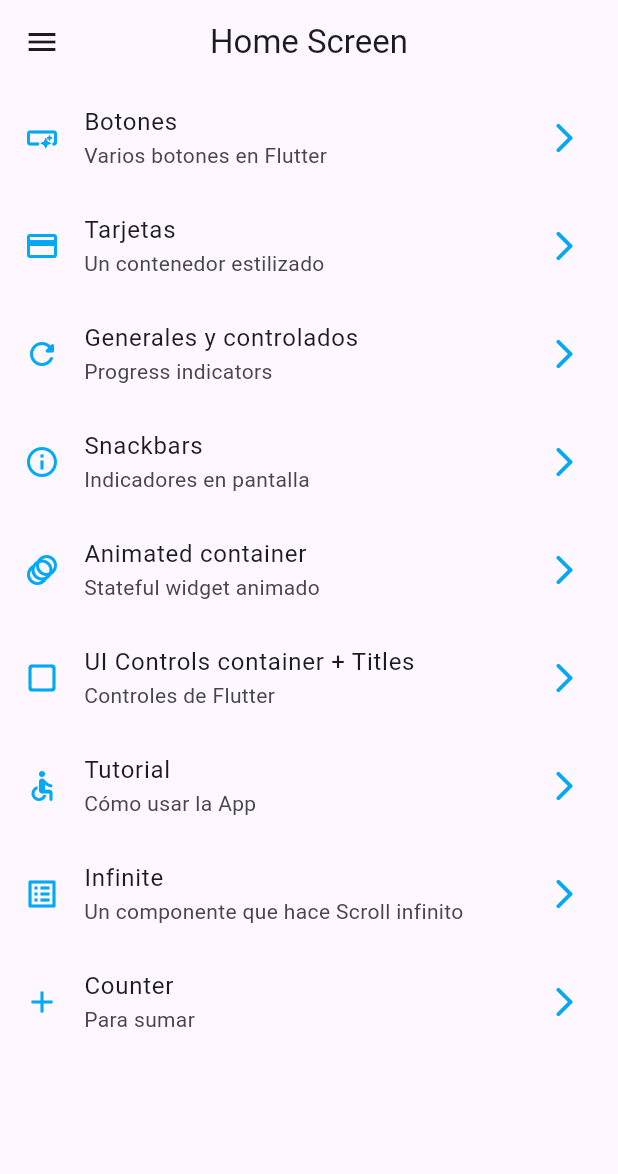
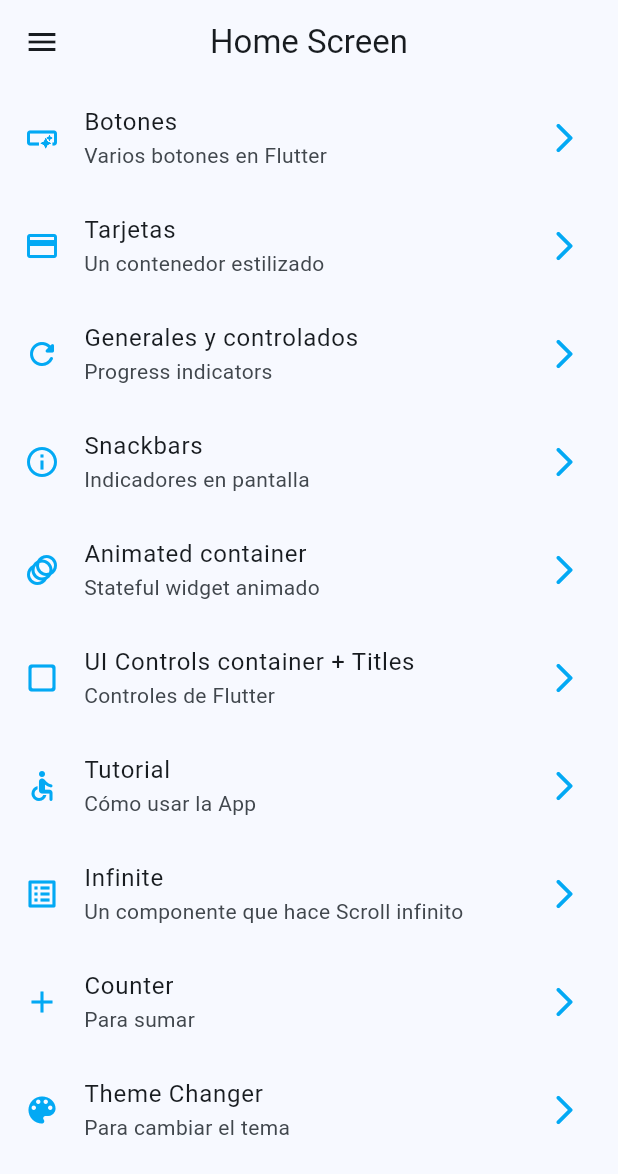
Before and after one commit to Alfred024/widgets, a Flutter app: the screen it shows after launch, on a phone screen of 412 x 824 dp. Shown: the top 1174 px of the screen. Run offline on Flutter 3.47's test engine with Material 2 defaults, Android fonts, the phone set to English and light mode, and no system bars; our stand-ins replace animate_do, flutter_riverpod, go_router.

Commit message:
Created ThemeChangerScrene, using Riverpod in MainApp to control theme globally on the app

```diff
--- a/lib/config/menu/menu_items.dart
+++ b/lib/config/menu/menu_items.dart
@@ -59,4 +59,9 @@ const appMenuItems = <MenuItem>[
       subTitle: 'Para sumar',
       link: '/counter',
       icon: Icons.add),
+  MenuItem(
+      title: 'Theme Changer',
+      subTitle: 'Para cambiar el tema',
+      link: '/theme_changer',
+      icon: Icons.color_lens),
 ];
--- a/lib/config/router/app_router.dart
+++ b/lib/config/router/app_router.dart
@@ -53,4 +53,9 @@ final appRouter = GoRouter(initialLocation: '/', routes: [
     name: CounterScreen.name,
     builder: (context, state) => CounterScreen(),
   ),
+  GoRoute(
+    path: '/theme_changer',
+    name: ThemeChangerScreen.name,
+    builder: (context, state) => const ThemeChangerScreen(),
+  ),
 ]);
--- a/lib/config/theme/app_theme.dart
+++ b/lib/config/theme/app_theme.dart
@@ -9,13 +9,15 @@ const colors = <Color>[
 
 class AppTheme {
   final int selectedColor;
+  final bool darkMode;
 
-  AppTheme({this.selectedColor = 0})
+  AppTheme({this.selectedColor = 0, this.darkMode = false})
       : assert(selectedColor >= 0, 'Menor'),
-        assert(selectedColor < colors.length - 1, 'Mayor');
+        assert(selectedColor < colors.length, 'Mayor');
 
   ThemeData getTheme() => ThemeData(
       useMaterial3: true,
+      brightness: darkMode ? Brightness.dark : Brightness.light,
       colorSchemeSeed: colors[selectedColor],
       appBarTheme: const AppBarTheme(centerTitle: true));
 }
--- a/lib/main.dart
+++ b/lib/main.dart
@@ -5,20 +5,25 @@ import 'package:flutter_riverpod/flutter_riverpod.dart';
 import 'package:widgets/config/router/app_router.dart';
 //Theme
 import 'package:widgets/config/theme/app_theme.dart';
+import 'package:widgets/presentation/providers/theme_provider.dart';
 
 void main() {
   runApp(const ProviderScope(child: MainApp()));
 }
 
-class MainApp extends StatelessWidget {
+class MainApp extends ConsumerWidget {
   const MainApp({super.key});
 
   @override
-  Widget build(BuildContext context) {
+  Widget build(BuildContext context, WidgetRef ref) {
+    final int selectedColor = ref.watch(colorListSelected);
+    final bool darkModeState = ref.watch(darkModeOn);
+
     return MaterialApp.router(
       routerConfig: appRouter,
       debugShowCheckedModeBanner: false,
-      theme: AppTheme(selectedColor: 2).getTheme(),
+      theme: AppTheme(selectedColor: selectedColor, darkMode: darkModeState)
+          .getTheme(),
     );
   }
 }
--- a/lib/presentation/providers/theme_provider.dart
+++ b/lib/presentation/providers/theme_provider.dart
@@ -1,3 +1,8 @@
 import 'package:flutter_riverpod/flutter_riverpod.dart';
+import '../../config/theme/app_theme.dart';
 
 final darkModeOn = StateProvider((themeMode) => false);
+
+//Lista de colores tomada desde la constante definida en la clase Theme
+final colorsList = Provider((color) => colors);
+final colorListSelected = StateProvider((colorSelected) => 0);
--- a/lib/presentation/screens/screens_exports.dart
+++ b/lib/presentation/screens/screens_exports.dart
@@ -1,3 +1,4 @@
+export 'package:widgets/presentation/screens/theme_changer/theme_changer_screen.dart';
 export 'package:widgets/presentation/screens/counter/counter_screen.dart';
 export 'package:widgets/presentation/screens/app_tutorial/app_tutorial_screen.dart';
 export 'package:widgets/presentation/screens/animated/animated_screens.dart';
```
Also changed, not shown: lib/presentation/screens/theme_changer/theme_changer_screen.dart (added, +58 -0 lines).
